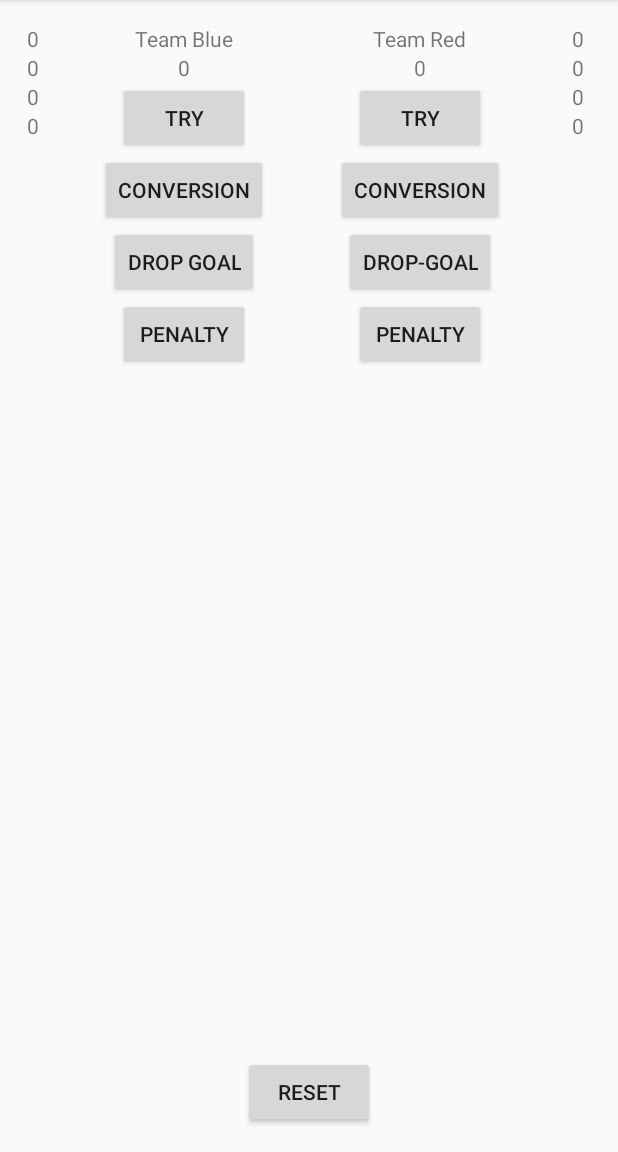
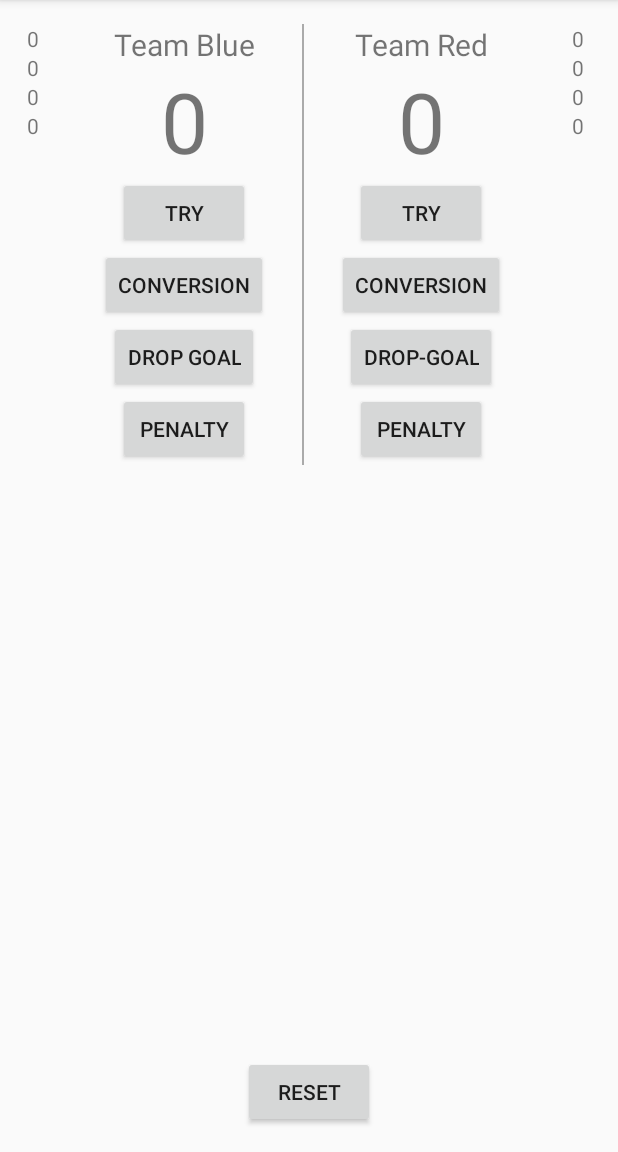
Before and after one commit to Patatartre/6NationsCounter, an Android app: the screen it shows after launch (MainActivity), on a phone screen of 412 x 824 dp, the part 84-1236 px from its top. Run offline under Robolectric (Android 15) with nearby library versions, the phone set to English and light mode, and no system bars.

Commit message:
all java done

```diff
--- a/app/src/main/res/layout/activity_main.xml
+++ b/app/src/main/res/layout/activity_main.xml
@@ -58,14 +58,16 @@
                 android:layout_width="wrap_content"
                 android:layout_height="wrap_content"
                 android:layout_gravity="center"
-                android:text="Team Blue" />
+                android:text="Team Blue"
+                android:textSize="20dp" />
 
             <TextView
                 android:id="@+id/team_blue_score"
                 android:layout_width="wrap_content"
                 android:layout_height="wrap_content"
                 android:layout_gravity="center"
-                android:text="0" />
+                android:text="0"
+                android:textSize="56dp" />
 
             <Button
                 android:layout_width="wrap_content"
@@ -99,6 +101,13 @@
         </LinearLayout>
 
         <LinearLayout
+            android:layout_width="1dp"
+            android:layout_height="fill_parent"
+            android:background="@android:color/darker_gray">
+
+        </LinearLayout>
+
+        <LinearLayout
             android:layout_width="wrap_content"
             android:layout_height="wrap_content"
             android:layout_weight="1"
@@ -108,14 +117,16 @@
                 android:layout_width="wrap_content"
                 android:layout_height="wrap_content"
                 android:layout_gravity="center"
-                android:text="Team Red" />
+                android:text="Team Red"
+                android:textSize="20dp" />
 
             <TextView
                 android:id="@+id/team_red_score"
                 android:layout_width="wrap_content"
                 android:layout_height="wrap_content"
                 android:layout_gravity="center"
-                android:text="0" />
+                android:text="0"
+                android:textSize="56dp" />
 
             <Button
                 android:layout_width="wrap_content"
@@ -189,6 +200,6 @@
         android:layout_height="wrap_content"
         android:layout_alignParentBottom="true"
         android:layout_centerHorizontal="true"
-        android:text="Reset"
-        android:onClick="reset"/>
+        android:onClick="reset"
+        android:text="Reset" />
 </RelativeLayout>
```
